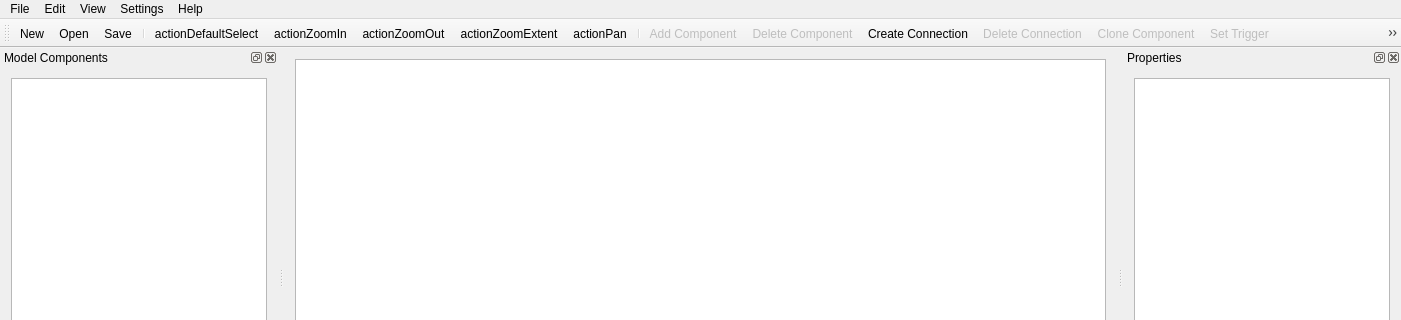
HydroCouple/HydroCoupleComposer, file forms/hydrocouplecomposer.ui: the form before one commit; both pictures show x 0 to 1401 and y 0 to 320 of the 1401 by 766 pixel window.
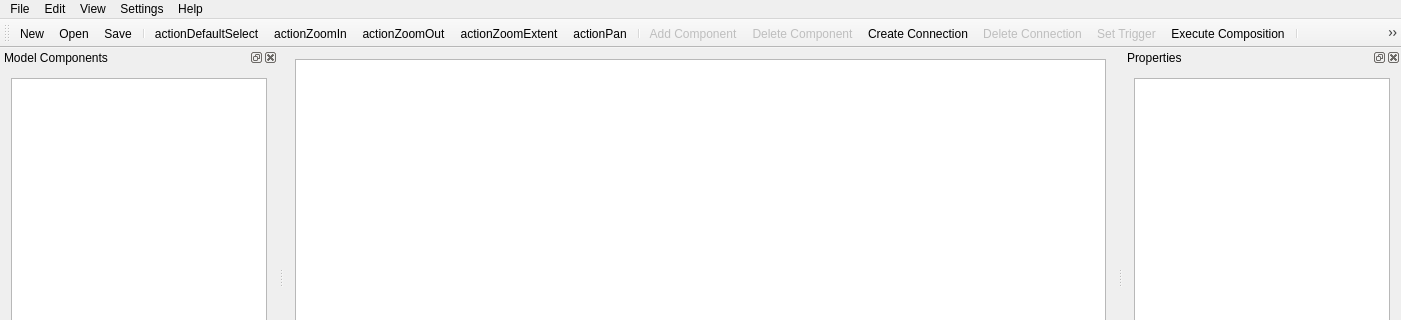
The form after the commit. Icons and pictures are not drawn. Custom widgets are drawn as their Qt base class.

What changed in the file:
```diff
--- a/forms/hydrocouplecomposer.ui
+++ b/forms/hydrocouplecomposer.ui
@@ -128,7 +128,6 @@
    <addaction name="actionDeleteComponent"/>
    <addaction name="actionCreateConnection"/>
    <addaction name="actionDeleteConnection"/>
-   <addaction name="actionCloneComponent"/>
    <addaction name="actionSetTrigger"/>
    <addaction name="actionExecute"/>
    <addaction name="separator"/>
@@ -508,21 +507,6 @@
     <string>Browse to Enclosing</string>
    </property>
   </action>
-  <action name="actionCloneComponent">
-   <property name="enabled">
-    <bool>false</bool>
-   </property>
-   <property name="icon">
-    <iconset resource="../resources/hydrocouplecomposer.qrc">
-     <normaloff>:/HydroCoupleComposer/clonecomponent</normaloff>:/HydroCoupleComposer/clonecomponent</iconset>
-   </property>
-   <property name="text">
-    <string>Clone Component</string>
-   </property>
-   <property name="toolTip">
-    <string>Clone Component</string>
-   </property>
-  </action>
   <action name="actionAlignTop">
    <property name="enabled">
     <bool>false</bool>
```
